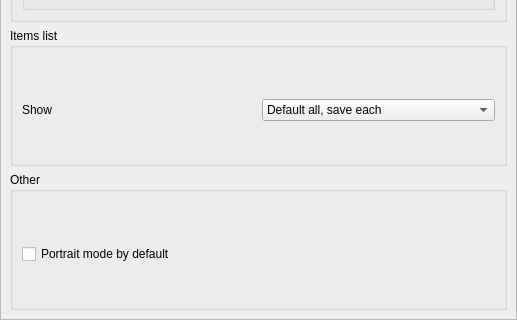
First picture: the form in src/views/maemo5/ui/settings.ui, repository twidi/GRead, before the edit; both pictures show x 0 to 517 and y 308 to 628 of the 517 by 628 pixel window.
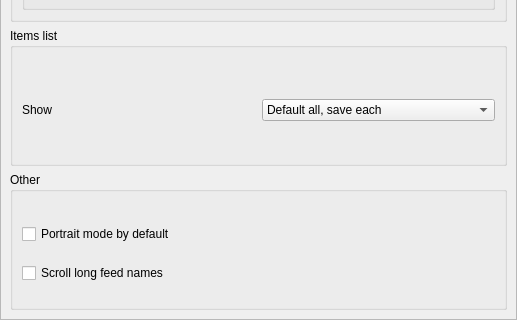
Second picture: the form after the edit.

Commit message: Calm my nerves by making scrolling titles optional.

The edit to the form file:
```diff
--- a/src/views/maemo5/ui/settings.ui
+++ b/src/views/maemo5/ui/settings.ui
@@ -263,6 +263,13 @@
             </property>
            </widget>
           </item>
+          <item>
+           <widget class="QCheckBox" name="checkSettingsScrollTitles">
+            <property name="text">
+             <string>Scroll long feed names</string>
+            </property>
+           </widget>
+          </item>
          </layout>
         </widget>
        </item>
```
The commit also changes 4 other files.
